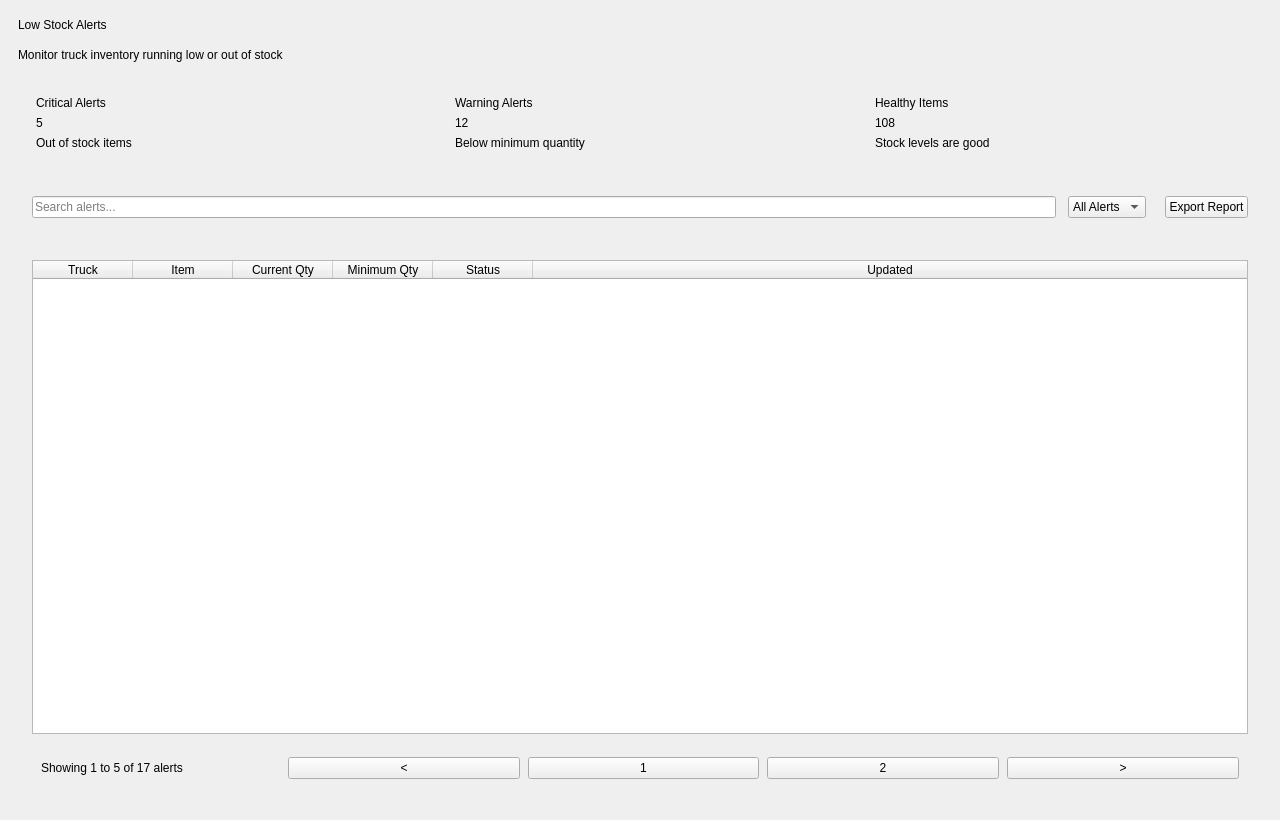
Before: the Qt Designer form InventoryQtApp/LowStockAlertsPage.ui in Felipeact/InventoryQtApp, drawn with Qt 5.
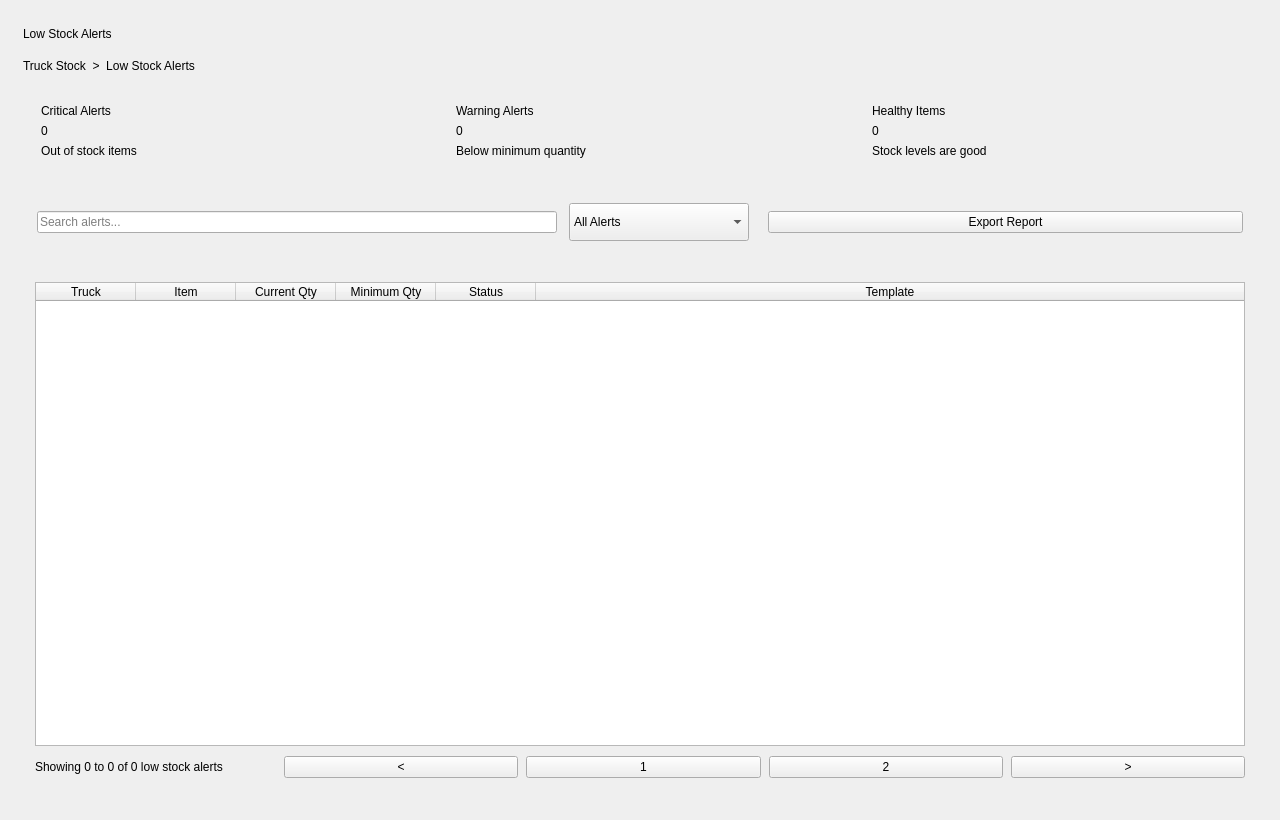
After: the same form once the commit is applied.

Commit message: Lo stock and truck stock ui updated

```diff
--- a/InventoryQtApp/LowStockAlertsPage.ui
+++ b/InventoryQtApp/LowStockAlertsPage.ui
@@ -10,6 +10,7 @@
 				<height>820</height>
 			</rect>
 		</property>
+
 		<property name="windowTitle">
 			<string>Low Stock Alerts</string>
 		</property>
@@ -20,19 +21,26 @@
 
 		<layout class="QVBoxLayout" name="rootLayout">
 			<property name="leftMargin">
-				<number>18</number>
+				<number>14</number>
 			</property>
 			<property name="topMargin">
-				<number>18</number>
+				<number>14</number>
 			</property>
 			<property name="rightMargin">
-				<number>18</number>
+				<number>14</number>
 			</property>
 			<property name="bottomMargin">
-				<number>18</number>
+				<number>14</number>
 			</property>
 			<property name="spacing">
-				<number>16</number>
+				<number>12</number>
+			</property>
+
+			<item>
+				<widget class="QWidget" name="pageContainer" native="true">
+					<layout class="QVBoxLayout" name="pageLayout">
+						<property name="spacing">
+							<number>12</number>
 			</property>
 
 			<item>
@@ -44,10 +52,11 @@
 							</property>
 						</widget>
 					</item>
+
 					<item>
-						<widget class="QLabel" name="subtitleLabel">
+									<widget class="QLabel" name="breadcrumbLabel">
 							<property name="text">
-								<string>Monitor truck inventory running low or out of stock</string>
+											<string>Truck Stock  &gt;  Low Stock Alerts</string>
 							</property>
 						</widget>
 					</item>
@@ -57,7 +66,7 @@
 			<item>
 				<layout class="QHBoxLayout" name="metricsLayout">
 					<property name="spacing">
-						<number>14</number>
+									<number>12</number>
 					</property>
 
 					<item>
@@ -67,13 +76,13 @@
 									<number>18</number>
 								</property>
 								<property name="topMargin">
-									<number>18</number>
+												<number>16</number>
 								</property>
 								<property name="rightMargin">
 									<number>18</number>
 								</property>
 								<property name="bottomMargin">
-									<number>18</number>
+												<number>16</number>
 								</property>
 
 								<item>
@@ -83,13 +92,15 @@
 										</property>
 									</widget>
 								</item>
+
 								<item>
 									<widget class="QLabel" name="metricValue">
 										<property name="text">
-											<string>5</string>
+														<string>0</string>
 										</property>
 									</widget>
 								</item>
+
 								<item>
 									<widget class="QLabel" name="dangerText">
 										<property name="text">
@@ -108,13 +119,13 @@
 									<number>18</number>
 								</property>
 								<property name="topMargin">
-									<number>18</number>
+												<number>16</number>
 								</property>
 								<property name="rightMargin">
 									<number>18</number>
 								</property>
 								<property name="bottomMargin">
-									<number>18</number>
+												<number>16</number>
 								</property>
 
 								<item>
@@ -124,13 +135,15 @@
 										</property>
 									</widget>
 								</item>
+
 								<item>
 									<widget class="QLabel" name="metricValue1">
 										<property name="text">
-											<string>12</string>
+														<string>0</string>
 										</property>
 									</widget>
 								</item>
+
 								<item>
 									<widget class="QLabel" name="warningText">
 										<property name="text">
@@ -149,13 +162,13 @@
 									<number>18</number>
 								</property>
 								<property name="topMargin">
-									<number>18</number>
+												<number>16</number>
 								</property>
 								<property name="rightMargin">
 									<number>18</number>
 								</property>
 								<property name="bottomMargin">
-									<number>18</number>
+												<number>16</number>
 								</property>
 
 								<item>
@@ -165,13 +178,15 @@
 										</property>
 									</widget>
 								</item>
+
 								<item>
 									<widget class="QLabel" name="metricValue2">
 										<property name="text">
-											<string>108</string>
+														<string>0</string>
 										</property>
 									</widget>
 								</item>
+
 								<item>
 									<widget class="QLabel" name="okText">
 										<property name="text">
@@ -186,7 +201,14 @@
 			</item>
 
 			<item>
-				<widget class="QWidget" name="toolbarCard" native="true">
+							<widget class="QWidget" name="toolbarContainer" native="true">
+								<property name="minimumSize">
+									<size>
+										<width>0</width>
+										<height>72</height>
+									</size>
+								</property>
+
 					<layout class="QHBoxLayout" name="toolbarLayout">
 						<property name="leftMargin">
 							<number>14</number>
@@ -205,28 +227,72 @@
 						</property>
 
 						<item>
+										<widget class="QWidget" name="searchContainer" native="true">
+											<property name="minimumSize">
+												<size>
+													<width>340</width>
+													<height>44</height>
+												</size>
+											</property>
+											<property name="maximumSize">
+												<size>
+													<width>520</width>
+													<height>44</height>
+												</size>
+											</property>
+
+											<layout class="QHBoxLayout" name="searchLayout">
+												<property name="leftMargin">
+													<number>0</number>
+												</property>
+												<property name="topMargin">
+													<number>0</number>
+												</property>
+												<property name="rightMargin">
+													<number>0</number>
+												</property>
+												<property name="bottomMargin">
+													<number>0</number>
+												</property>
+
+												<item>
 							<widget class="QLineEdit" name="searchInput">
-								<property name="minimumWidth">
-									<number>320</number>
-								</property>
 								<property name="placeholderText">
 									<string>Search alerts...</string>
 								</property>
 							</widget>
 						</item>
+											</layout>
+										</widget>
+									</item>
 
 						<item>
 							<widget class="QComboBox" name="statusFilter">
+											<property name="minimumSize">
+												<size>
+													<width>160</width>
+													<height>38</height>
+												</size>
+											</property>
+											<property name="maximumSize">
+												<size>
+													<width>180</width>
+													<height>38</height>
+												</size>
+											</property>
+
 								<item>
 									<property name="text">
 										<string>All Alerts</string>
 									</property>
 								</item>
+
 								<item>
 									<property name="text">
 										<string>Critical</string>
 									</property>
 								</item>
+
 								<item>
 									<property name="text">
 										<string>Warning</string>
@@ -256,25 +322,38 @@
 
 			<item>
 				<widget class="QWidget" name="tableCard" native="true">
+								<property name="maximumSize">
+									<size>
+										<width>16777215</width>
+										<height>520</height>
+									</size>
+								</property>
+
 					<layout class="QVBoxLayout" name="tableLayout">
 						<property name="leftMargin">
-							<number>14</number>
+										<number>12</number>
 						</property>
 						<property name="topMargin">
-							<number>14</number>
+										<number>12</number>
 						</property>
 						<property name="rightMargin">
-							<number>14</number>
+										<number>12</number>
 						</property>
 						<property name="bottomMargin">
-							<number>14</number>
+										<number>12</number>
 						</property>
 						<property name="spacing">
-							<number>14</number>
+										<number>10</number>
 						</property>
 
 						<item>
 							<widget class="QTableWidget" name="alertsTable">
+											<property name="minimumSize">
+												<size>
+													<width>0</width>
+													<height>360</height>
+												</size>
+											</property>
 								<property name="columnCount">
 									<number>6</number>
 								</property>
@@ -296,29 +375,34 @@
 										<string>Truck</string>
 									</property>
 								</column>
+
 								<column>
 									<property name="text">
 										<string>Item</string>
 									</property>
 								</column>
+
 								<column>
 									<property name="text">
 										<string>Current Qty</string>
 									</property>
 								</column>
+
 								<column>
 									<property name="text">
 										<string>Minimum Qty</string>
 									</property>
 								</column>
+
 								<column>
 									<property name="text">
 										<string>Status</string>
 									</property>
 								</column>
+
 								<column>
 									<property name="text">
-										<string>Updated</string>
+													<string>Template</string>
 									</property>
 								</column>
 							</widget>
@@ -326,7 +410,23 @@
 
 						<item>
 							<widget class="QWidget" name="paginationContainer" native="true">
+											<property name="styleSheet">
+												<string notr="true"/>
+											</property>
+
 								<layout class="QHBoxLayout" name="paginationLayout">
+												<property name="leftMargin">
+													<number>0</number>
+												</property>
+												<property name="topMargin">
+													<number>0</number>
+												</property>
+												<property name="rightMargin">
+													<number>0</number>
+												</property>
+												<property name="bottomMargin">
+													<number>0</number>
+												</property>
 									<property name="spacing">
 										<number>8</number>
 									</property>
@@ -334,7 +434,7 @@
 									<item>
 										<widget class="QLabel" name="paginationLabel">
 											<property name="text">
-												<string>Showing 1 to 5 of 17 alerts</string>
+															<string>Showing 0 to 0 of 0 low stock alerts</string>
 											</property>
 										</widget>
 									</item>
@@ -354,6 +454,7 @@
 											</property>
 										</widget>
 									</item>
+
 									<item>
 										<widget class="QPushButton" name="activePageButton">
 											<property name="text">
@@ -361,6 +462,7 @@
 											</property>
 										</widget>
 									</item>
+
 									<item>
 										<widget class="QPushButton" name="pageButton2">
 											<property name="text">
@@ -368,6 +470,7 @@
 											</property>
 										</widget>
 									</item>
+
 									<item>
 										<widget class="QPushButton" name="pageButton3">
 											<property name="text">
@@ -381,8 +484,23 @@
 					</layout>
 				</widget>
 			</item>
-		</layout>
-	</widget>
+
+						<item>
+							<spacer name="bottomSpacer">
+								<property name="orientation">
+									<enum>Qt::Vertical</enum>
+								</property>
+								<property name="sizeType">
+									<enum>QSizePolicy::Expanding</enum>
+								</property>
+							</spacer>
+						</item>
+					</layout>
+				</widget>
+			</item>
+		</layout>
+	</widget>
+
 	<resources/>
 	<connections/>
 </ui>
```
Left out of the diff: 1 changed line with no effect on the pictures. Lines whose indentation alone changed are shown as unchanged. The commit also changes 6 other files.
